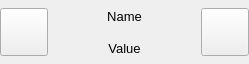
Old version of the form ui/controls/touchspinboxstring.ui in the repository dmitry64/av20.
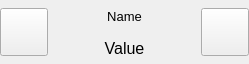
New version of the form. Icons and pictures are not drawn.

What changed in the file:
```diff
--- a/ui/controls/touchspinboxstring.ui
+++ b/ui/controls/touchspinboxstring.ui
@@ -65,6 +65,9 @@
    </item>
    <item>
     <layout class="QVBoxLayout" name="verticalLayout">
+     <property name="spacing">
+      <number>1</number>
+     </property>
      <item>
       <widget class="QLabel" name="nameLabel">
        <property name="text">
@@ -77,6 +80,11 @@
      </item>
      <item>
       <widget class="QLabel" name="valueLabel">
+       <property name="font">
+        <font>
+         <pointsize>12</pointsize>
+        </font>
+       </property>
        <property name="text">
         <string>Value</string>
        </property>
```
Left out of the diff: 12 changed lines with no effect on the pictures.
